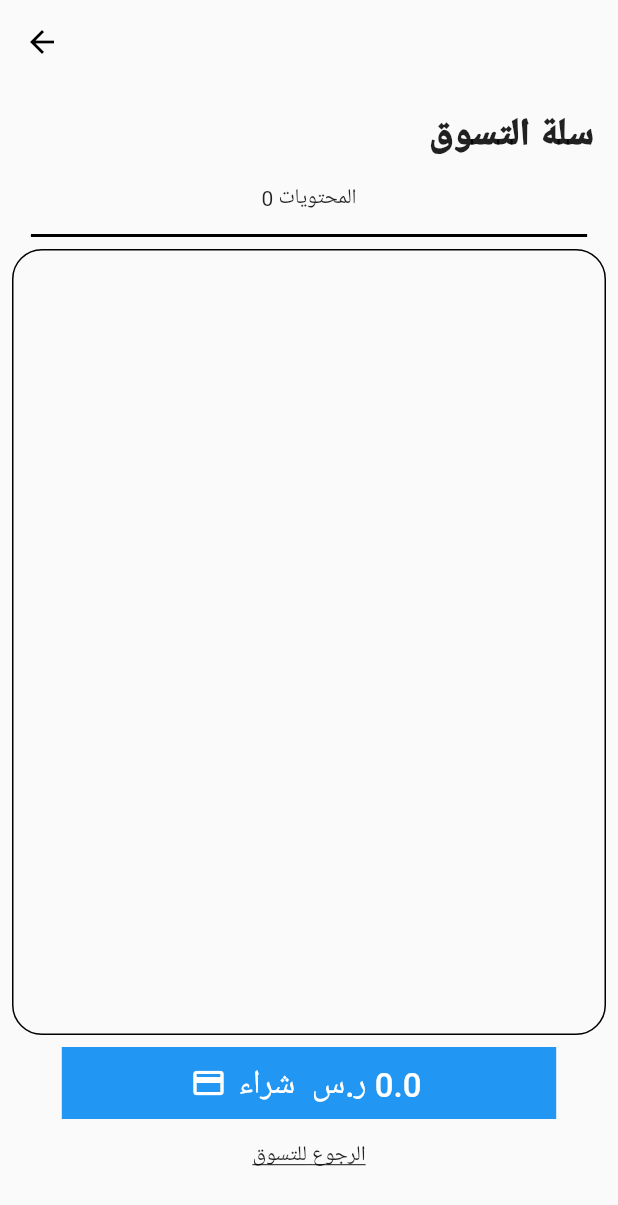
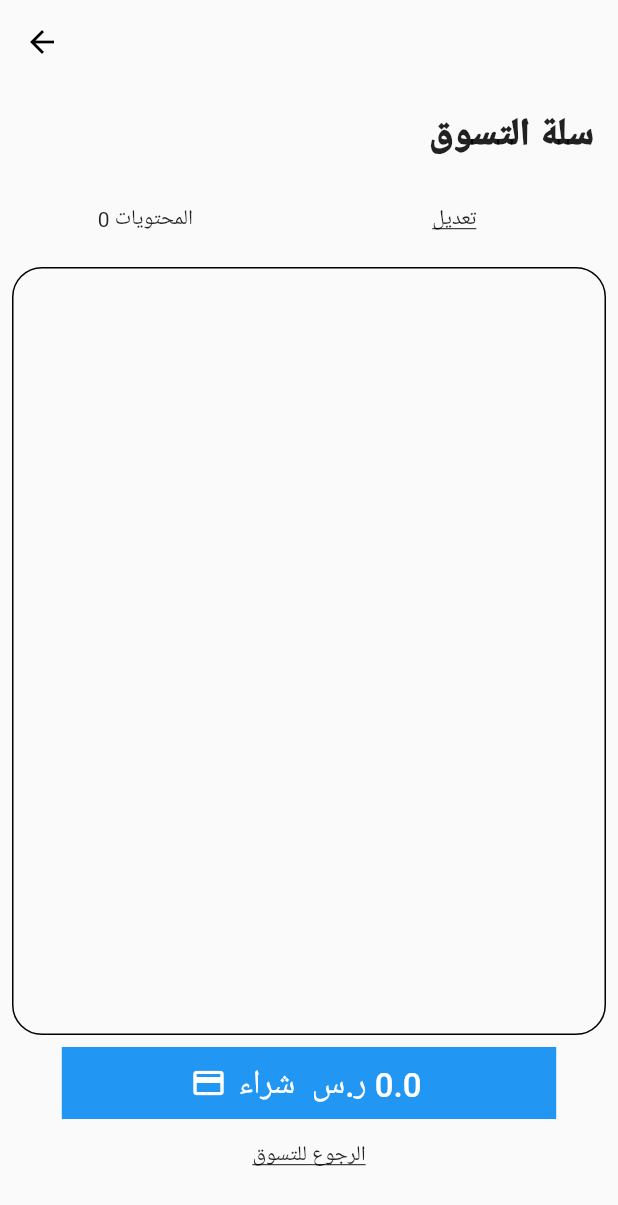
Before and after one commit to YousefAlyouswf/shoppingApp, a Flutter app: the Cart screen opened directly, on a phone screen of 412 x 824 dp. Shown: the top 1205 px of the screen. Run offline on Flutter 3.47's test engine with Material 2 defaults, Android fonts, the phone set to English and light mode, and no system bars; our stand-ins replace carousel_pro, cloud_firestore, firebase_auth, firebase_storage, fluttertoast, image_picker and 3 more; missing offline and left inert: translator; accounts and stored records are empty.

Commit message:
add tips for items deleting

```diff
--- a/lib/screens/cart.dart
+++ b/lib/screens/cart.dart
@@ -1,4 +1,5 @@
 import 'package:flutter/material.dart';
+import 'package:fluttertoast/fluttertoast.dart';
 import 'package:shop_app/database/local_db.dart';
 import 'package:shop_app/models/itemShow.dart';
 import 'package:shop_app/screens/address.dart';
@@ -15,8 +16,10 @@ class _CartState extends State<Cart> {
   List<ItemShow> cart = [];
   double sumPrice = 0;
   double eachPrice = 0;
+  int quantity = 0;
   Future<void> fetchMyCart() async {
     sumPrice = 0;
+
     final dataList = await DBHelper.getData('cart');
     setState(() {
       cart = dataList
@@ -41,6 +44,10 @@ class _CartState extends State<Cart> {
     for (var i = 0; i < cart.length; i++) {
       sumPrice +=
           double.parse(cart[i].quantity) * double.parse(cart[i].itemPrice);
+    }
+    quantity = 0;
+    for (var i = 0; i < cart.length; i++) {
+      quantity += int.parse(cart[i].quantity);
     }
   }
 
@@ -73,21 +80,32 @@ class _CartState extends State<Cart> {
                 ),
               ),
             ),
-            Center(
-              child: Padding(
+            Row(
+              mainAxisAlignment: MainAxisAlignment.spaceAround,
+              children: [
+                Padding(
                   padding: const EdgeInsets.symmetric(horizontal: 16),
-                child: Text("${cart.length} المحتويات"),
+                  child: Text("$quantity المحتويات"),
+                ),
+                Padding(
+                  padding: const EdgeInsets.symmetric(horizontal: 16),
+                  child: Container(
+                    child: FlatButton(
+                      onPressed: () {
+                        setState(() {
+                          deleteIcon = !deleteIcon;
+                        });
+                      },
+                      child: Text(
+                        "تعديل",
+                        style: TextStyle(
+                          decoration: TextDecoration.underline,
                         ),
                       ),
-            SizedBox(
-              height: 15,
                     ),
-            Center(
-              child: Container(
-                height: 2,
-                width: MediaQuery.of(context).size.width * 0.9,
-                color: Colors.black,
                   ),
+                ),
+              ],
             ),
             Expanded(
               child: Padding(
@@ -103,7 +121,18 @@ class _CartState extends State<Cart> {
                     itemBuilder: (context, i) {
                       eachPrice = double.parse(cart[i].quantity) *
                           double.parse(cart[i].itemPrice);
-                      return Padding(
+                      return InkWell(
+                        onTap: () {
+                          Fluttertoast.showToast(
+                              msg: "للحذف إسحب إلى اليسار",
+                              toastLength: Toast.LENGTH_SHORT,
+                              gravity: ToastGravity.CENTER,
+                              timeInSecForIosWeb: 1,
+                              backgroundColor: Colors.grey,
+                              textColor: Colors.white,
+                              fontSize: 16.0);
+                        },
+                        child: Padding(
                           padding: const EdgeInsets.all(16.0),
                           child: Dismissible(
                             key: Key(cart[i].id.toString()),
@@ -195,7 +224,8 @@ class _CartState extends State<Cart> {
                                                           DBHelper.updateData(
                                                               "cart",
                                                               {
-                                                              'q': q.toString(),
+                                                                'q': q
+                                                                    .toString(),
                                                               },
                                                               cart[i].id);
                                                           fetchMyCart();
@@ -244,12 +274,13 @@ class _CartState extends State<Cart> {
                                   Center(
                                     child: Container(
                                       height: 1,
-                                    width:
-                                        MediaQuery.of(context).size.width * 0.9,
+                                      width: MediaQuery.of(context).size.width *
+                                          0.9,
                                       color: Colors.black54,
                                     ),
                                   ),
                                 ],
+                              ),
                             ),
                           ),
                         ),
```
Lines whose indentation alone changed are shown as unchanged.
